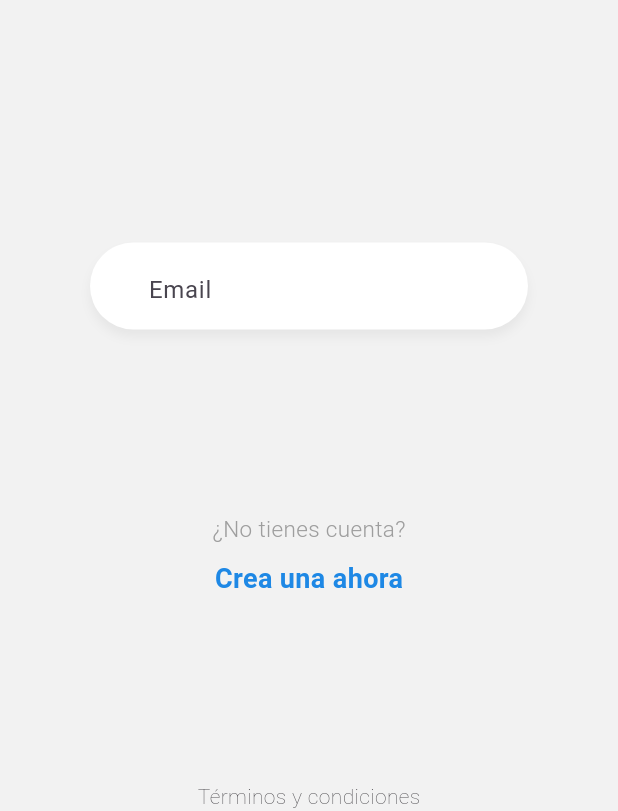
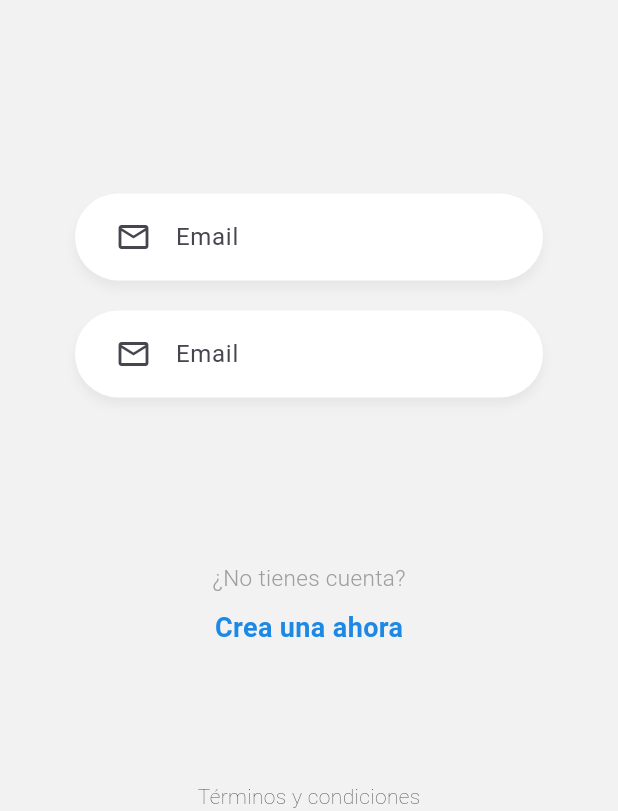
Before and after one commit to Alexisrodri/flutter_chat, a Flutter app: the screen it shows after launch, on a phone screen of 412 x 824 dp, the part 425-1236 px from its top. Run offline on Flutter 3.47's test engine with Material 3 defaults, Android fonts, the phone set to English and light mode, and no system bars; our stand-ins replace go_router.

Commit message:
ambios prefix

```diff
--- a/lib/pages/login_pages.dart
+++ b/lib/pages/login_pages.dart
@@ -56,10 +56,11 @@ class __FormState extends State<_Form> {
   Widget build(BuildContext context) {
     return Container(
       margin: const EdgeInsetsDirectional.only(top: 40),
-      padding: const EdgeInsets.symmetric(horizontal: 60),
+      padding: const EdgeInsets.symmetric(horizontal: 50),
       child: const Column(
         children: [
-           CustomInput()
+           CustomInput(),
+           CustomInput(),
           // const TextField(),
           //Hacer Botono
           // ElevatedButton(onPressed: (){}, child:const Text('Click') )
--- a/lib/widgets/custom_input.dart
+++ b/lib/widgets/custom_input.dart
@@ -7,6 +7,7 @@ class CustomInput extends StatelessWidget {
   Widget build(BuildContext context) {
     return Container(
       padding: const EdgeInsets.only(top: 5, left: 15, bottom: 5, right: 20),
+      margin: const EdgeInsets.only(bottom: 20),
       decoration: BoxDecoration(
           color: Colors.white,
           borderRadius: BorderRadius.circular(30),
@@ -17,12 +18,12 @@ class CustomInput extends StatelessWidget {
                 blurRadius: 5)
           ]),
       child: const TextField(
+        textAlignVertical: TextAlignVertical.center,
         autocorrect: false,
         keyboardType: TextInputType.emailAddress,
         // obscureText: true,
         decoration: InputDecoration(
-            prefix: Icon(Icons.mail_outline),
-
+            prefixIcon: Icon(Icons.mail_outline),
             focusedBorder: InputBorder.none,
             border: InputBorder.none,
             hintText: 'Email'),
```
